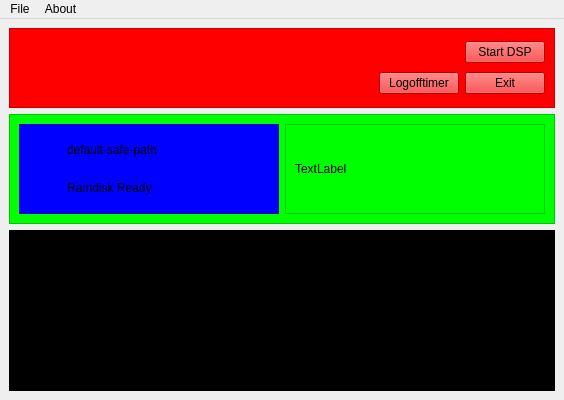
First picture: the form in assets/main-window.ui, repository b1rdyger/SaveGameManager, before the edit.
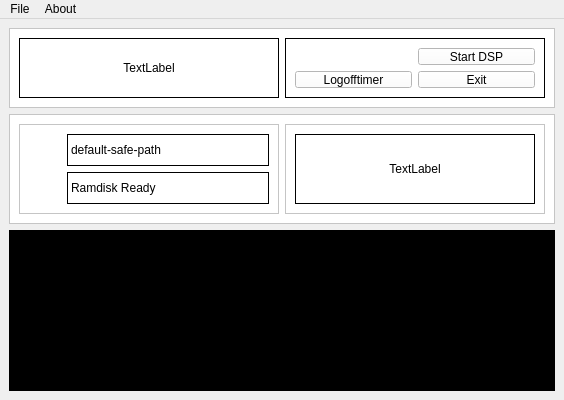
Second picture: the form after the edit. Icons and pictures are not drawn. Custom widgets are drawn as their Qt base class.

The edit to the form file:
```diff
--- a/assets/main-window.ui
+++ b/assets/main-window.ui
@@ -30,7 +30,7 @@
    <locale language="English" country="UnitedStates"/>
   </property>
   <widget class="QWidget" name="centralwidget">
-   <layout class="QGridLayout" name="gridLayout">
+   <layout class="QGridLayout" name="gridLayout_3">
     <item row="0" column="0">
      <layout class="QVBoxLayout" name="verticalLayout">
       <item>
@@ -48,7 +48,7 @@
          </size>
         </property>
         <property name="styleSheet">
-         <string notr="true">background-color: rgb(255, 0, 0);</string>
+         <string notr="true">background-color: rgb(255, 255, 255);</string>
         </property>
         <property name="frameShape">
          <enum>QFrame::StyledPanel</enum>
@@ -56,39 +56,78 @@
         <property name="frameShadow">
          <enum>QFrame::Raised</enum>
         </property>
-        <layout class="QGridLayout" name="gridLayout_3">
-         <item row="1" column="4">
-          <widget class="QPushButton" name="btn_exit">
-           <property name="text">
-            <string>Exit</string>
+        <layout class="QGridLayout" name="gridLayout">
+         <item row="0" column="0">
+          <widget class="QFrame" name="frame">
+           <property name="frameShape">
+            <enum>QFrame::Box</enum>
            </property>
-          </widget>
-         </item>
-         <item row="1" column="2">
-          <widget class="QPushButton" name="btn_logoff_timer">
-           <property name="text">
-            <string>Logofftimer</string>
+           <property name="frameShadow">
+            <enum>QFrame::Plain</enum>
            </property>
+           <layout class="QGridLayout" name="gridLayout_9">
+            <item row="0" column="0">
+             <widget class="QLabel" name="label">
+              <property name="text">
+               <string>TextLabel</string>
+              </property>
+              <property name="textFormat">
+               <enum>Qt::RichText</enum>
+              </property>
+              <property name="alignment">
+               <set>Qt::AlignCenter</set>
+              </property>
+              <property name="margin">
+               <number>5</number>
+              </property>
+             </widget>
+            </item>
+           </layout>
           </widget>
          </item>
-         <item row="1" column="0">
-          <spacer name="horizontalSpacer">
-           <property name="orientation">
-            <enum>Qt::Horizontal</enum>
+         <item row="0" column="1">
+          <widget class="QFrame" name="frame_2">
+           <property name="layoutDirection">
+            <enum>Qt::LeftToRight</enum>
            </property>
-           <property name="sizeHint" stdset="0">
-            <size>
-             <width>40</width>
-             <height>20</height>
-            </size>
+           <property name="autoFillBackground">
+            <bool>false</bool>
            </property>
-          </spacer>
-         </item>
-         <item row="0" column="4">
-          <widget class="QPushButton" name="btn_start_game">
-           <property name="text">
-            <string>Start DSP</string>
+           <property name="frameShape">
+            <enum>QFrame::Box</enum>
            </property>
+           <property name="frameShadow">
+            <enum>QFrame::Plain</enum>
+           </property>
+           <property name="lineWidth">
+            <number>1</number>
+           </property>
+           <property name="midLineWidth">
+            <number>0</number>
+           </property>
+           <layout class="QGridLayout" name="gridLayout_8">
+            <item row="0" column="1">
+             <widget class="QPushButton" name="btn_start_game">
+              <property name="text">
+               <string>Start DSP</string>
+              </property>
+             </widget>
+            </item>
+            <item row="1" column="0">
+             <widget class="QPushButton" name="btn_logoff_timer">
+              <property name="text">
+               <string>Logofftimer</string>
+              </property>
+             </widget>
+            </item>
+            <item row="1" column="1">
+             <widget class="QPushButton" name="btn_exit">
+              <property name="text">
+               <string>Exit</string>
+              </property>
+             </widget>
+            </item>
+           </layout>
           </widget>
          </item>
         </layout>
@@ -109,7 +148,7 @@
          </size>
         </property>
         <property name="styleSheet">
-         <string notr="true">background-color: rgb(0, 255, 0);</string>
+         <string notr="true">background-color: rgb(255, 255, 255);</string>
         </property>
         <property name="frameShape">
          <enum>QFrame::StyledPanel</enum>
@@ -123,7 +162,7 @@
            <item>
             <widget class="QFrame" name="frame_disk_ramdrive">
              <property name="styleSheet">
-              <string notr="true">background-color: rgb(0, 0, 255);</string>
+              <string notr="true">background-color: rgb(255, 255, 255);</string>
              </property>
              <property name="frameShape">
               <enum>QFrame::StyledPanel</enum>
@@ -197,9 +236,24 @@
                     <height>32</height>
                    </size>
                   </property>
+                  <property name="frameShape">
+                   <enum>QFrame::Box</enum>
+                  </property>
+                  <property name="frameShadow">
+                   <enum>QFrame::Plain</enum>
+                  </property>
                   <property name="text">
                    <string>default-safe-path</string>
                   </property>
+                  <property name="textFormat">
+                   <enum>Qt::RichText</enum>
+                  </property>
+                  <property name="alignment">
+                   <set>Qt::AlignLeading|Qt::AlignLeft|Qt::AlignVCenter</set>
+                  </property>
+                  <property name="margin">
+                   <number>5</number>
+                  </property>
                  </widget>
                 </item>
                 <item row="1" column="1">
@@ -222,9 +276,24 @@
                     <height>32</height>
                    </size>
                   </property>
+                  <property name="layoutDirection">
+                   <enum>Qt::LeftToRight</enum>
+                  </property>
+                  <property name="frameShape">
+                   <enum>QFrame::Box</enum>
+                  </property>
                   <property name="text">
                    <string>Ramdisk Ready</string>
                   </property>
+                  <property name="textFormat">
+                   <enum>Qt::RichText</enum>
+                  </property>
+                  <property name="alignment">
+                   <set>Qt::AlignLeading|Qt::AlignLeft|Qt::AlignVCenter</set>
+                  </property>
+                  <property name="margin">
+                   <number>5</number>
+                  </property>
                  </widget>
                 </item>
                </layout>
@@ -243,9 +312,18 @@
              <layout class="QGridLayout" name="gridLayout_7">
               <item row="0" column="0">
                <widget class="QLabel" name="backup_label">
+                <property name="frameShape">
+                 <enum>QFrame::Box</enum>
+                </property>
                 <property name="text">
                  <string>TextLabel</string>
                 </property>
+                <property name="alignment">
+                 <set>Qt::AlignCenter</set>
+                </property>
+                <property name="margin">
+                 <number>5</number>
+                </property>
                </widget>
               </item>
              </layout>
@@ -337,6 +415,13 @@
    </property>
   </action>
  </widget>
+ <customwidgets>
+  <customwidget>
+   <class>SGMTextBrowser</class>
+   <extends>QTextEdit</extends>
+   <header>MyCustomClass</header>
+  </customwidget>
+ </customwidgets>
  <resources>
   <include location="qtresource.qrc"/>
   <include location="qtresource.qrc"/>
```
Left out of the diff: 8 changed lines with no effect on the pictures.
